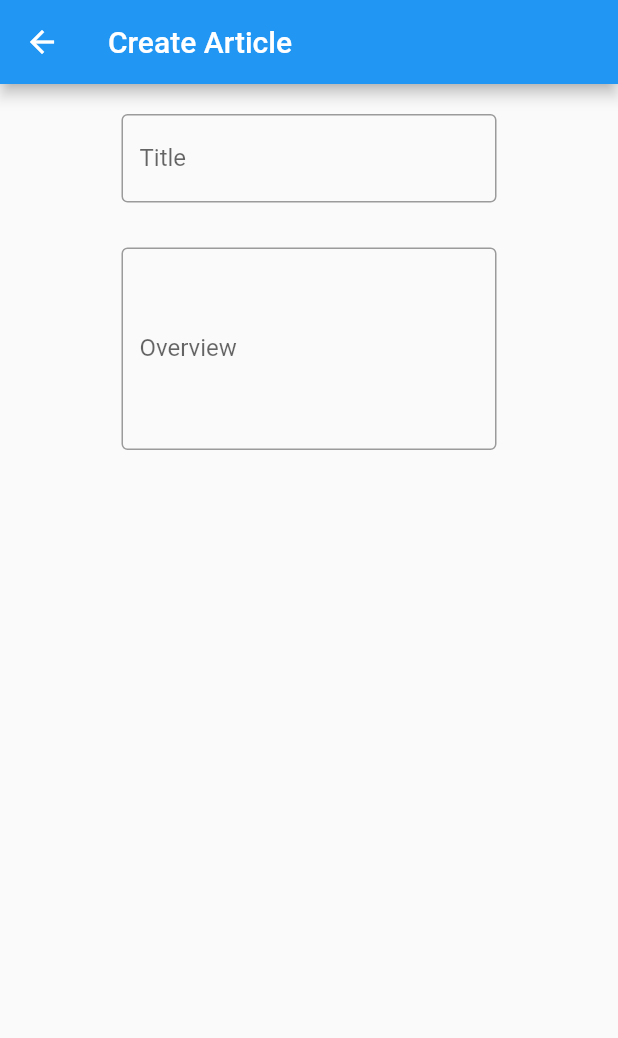
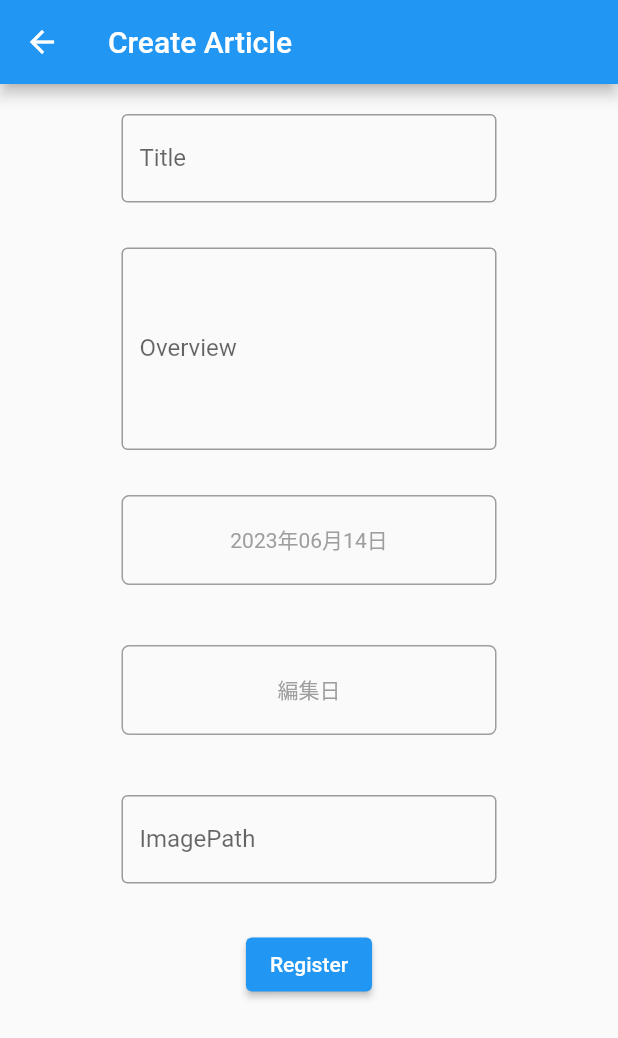
Before and after one commit to s1270146/portfolio-2023, a Flutter app: the AdminArticleListPage screen opened directly, after a tap on the "add" icon, on a phone screen of 412 x 824 dp. Shown: the top 1038 px of the screen. Run offline on Flutter 3.47's test engine with Material 2 defaults, Android fonts, the phone set to English and light mode, and no system bars; our stand-ins replace animated_text_kit, cloud_firestore, firebase_auth, firebase_core, hooks_riverpod; missing offline and left inert: markdown_widget; accounts and stored records are empty; generated files the repository leaves out were written again.

Commit message:
日付選択機能

```diff
--- a/lib/page/admin/admin_article_create_page.dart
+++ b/lib/page/admin/admin_article_create_page.dart
@@ -1,12 +1,26 @@
+import 'package:cloud_firestore/cloud_firestore.dart';
 import 'package:flutter/material.dart';
+import 'package:intl/intl.dart';
 
-class AdminArticleCreatePage extends StatelessWidget {
-  const AdminArticleCreatePage({super.key});
+class AdminArticleCreatePage extends StatefulWidget {
+  const AdminArticleCreatePage({
+    super.key,
+    required this.collectionName,
+  });
+  final String collectionName;
+  @override
+  State<AdminArticleCreatePage> createState() => _AdminArticleCreatePageState();
+}
 
+class _AdminArticleCreatePageState extends State<AdminArticleCreatePage> {
+  final TextEditingController titleController = TextEditingController();
+  final TextEditingController overviewController = TextEditingController();
+  final TextEditingController imagePathController = TextEditingController();
+  DateTime createDate = DateTime.now();
+  DateTime? editDate;
+  final format = DateFormat('yyyy年MM月dd日');
   @override
   Widget build(BuildContext context) {
-    final TextEditingController titleController = TextEditingController();
-    final TextEditingController overviewController = TextEditingController();
     return Scaffold(
       appBar: AppBar(
         title: const Text('Create Article'),
@@ -44,9 +58,127 @@ class AdminArticleCreatePage extends StatelessWidget {
                 ),
               ),
             ),
+            GestureDetector(
+              onTap: () async {
+                final selectedDate = await showDatePicker(
+                  context: context,
+                  initialDate: DateTime.now(),
+                  firstDate: DateTime(DateTime.now().year),
+                  lastDate: DateTime(DateTime.now().year + 1),
+                );
+                if (selectedDate != null) {
+                  setState(() {
+                    createDate = selectedDate;
+                  });
+                }
+              },
+              child: Container(
+                margin: const EdgeInsets.only(
+                  top: 20,
+                  bottom: 20,
+                ),
+                decoration: BoxDecoration(
+                  borderRadius: BorderRadius.circular(5),
+                  border: Border.all(
+                    color: Colors.grey,
+                  ),
+                ),
+                width: 250,
+                height: 60,
+                child: Center(
+                  child: Text(
+                    format.format(createDate),
+                    style: const TextStyle(
+                      color: Colors.grey,
+                    ),
+                  ),
+                ),
+              ),
+            ),
+            GestureDetector(
+              onTap: () async {
+                final selectedDate = await showDatePicker(
+                  context: context,
+                  initialDate: DateTime.now(),
+                  firstDate: DateTime(DateTime.now().year),
+                  lastDate: DateTime(DateTime.now().year + 1),
+                );
+                if (selectedDate != null) {
+                  setState(() {
+                    editDate = selectedDate;
+                  });
+                }
+              },
+              child: Container(
+                margin: const EdgeInsets.only(
+                  top: 20,
+                  bottom: 20,
+                ),
+                decoration: BoxDecoration(
+                  borderRadius: BorderRadius.circular(5),
+                  border: Border.all(
+                    color: Colors.grey,
+                  ),
+                ),
+                width: 250,
+                height: 60,
+                child: Center(
+                  child: Text(
+                    editDate != null ? format.format(editDate!) : '編集日',
+                    style: const TextStyle(
+                      color: Colors.grey,
+                    ),
+                  ),
+                ),
+              ),
+            ),
+            Container(
+              margin: const EdgeInsets.only(
+                top: 20,
+                bottom: 10,
+              ),
+              width: 250,
+              child: TextField(
+                controller: imagePathController,
+                decoration: const InputDecoration(
+                  border: OutlineInputBorder(),
+                  labelText: 'ImagePath',
+                ),
+              ),
+            ),
+            Container(
+              margin: const EdgeInsets.only(
+                top: 20,
+                bottom: 10,
+              ),
+              child: ElevatedButton(
+                onPressed: () {
+                  articleRegister(
+                    titleController.text,
+                    overviewController.text,
+                    createDate,
+                    editDate,
+                    imagePathController.text,
+                  );
+                  Navigator.pop(context);
+                },
+                child: const Text('Register'),
+              ),
+            ),
           ],
         ),
       ),
     );
   }
+
+  void articleRegister(String title, String overview, DateTime createDate,
+      DateTime? editDate, String imagePath) {
+    FirebaseFirestore.instance.collection(widget.collectionName).add({
+      'title': title,
+      'overview': overview,
+      'createDate': createDate,
+      'editDate': editDate,
+      'imagePath': imagePath,
+    });
+  }
 }
--- a/lib/page/admin/admin_article_list_page.dart
+++ b/lib/page/admin/admin_article_list_page.dart
@@ -62,7 +62,9 @@ class AdminArticleListPage extends StatelessWidget {
                       onPressed: () => Navigator.push(
                         context,
                         MaterialPageRoute(
-                          builder: (context) => const AdminArticleCreatePage(),
+                          builder: (context) => const AdminArticleCreatePage(
+                            collectionName: 'blog',
+                          ),
                         ),
                       ),
                       icon: const Icon(
```
